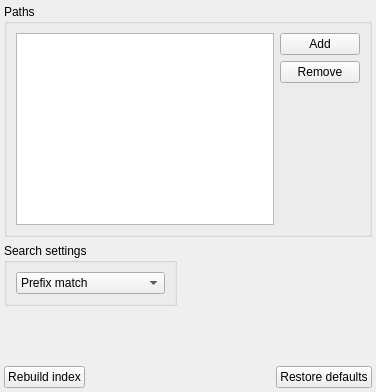
Qt form src/services/appindex/appindexwidget.ui (albertlauncher/albert) before a commit.
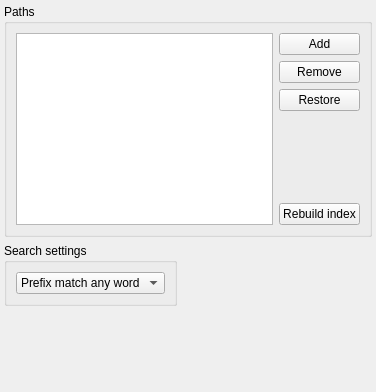
The same form after that commit. Icons and pictures are not drawn.

```diff
--- a/src/services/appindex/appindexwidget.ui
+++ b/src/services/appindex/appindexwidget.ui
@@ -30,7 +30,11 @@
      </property>
      <layout class="QHBoxLayout" name="horizontalLayout_4">
       <item>
-       <widget class="QListWidget" name="lw_paths"/>
+       <widget class="QListWidget" name="lw_paths">
+        <property name="sortingEnabled">
+         <bool>true</bool>
+        </property>
+       </widget>
       </item>
       <item>
        <layout class="QVBoxLayout" name="verticalLayout_4">
@@ -53,6 +57,13 @@
           </property>
          </widget>
         </item>
+        <item>
+         <widget class="QPushButton" name="pb_restoreDefaults">
+          <property name="text">
+           <string>Restore</string>
+          </property>
+         </widget>
+        </item>
         <item>
          <spacer name="verticalSpacer_3">
           <property name="orientation">
@@ -66,6 +77,19 @@
           </property>
          </spacer>
         </item>
+        <item>
+         <widget class="QPushButton" name="pb_rebuildIndex">
+          <property name="sizePolicy">
+           <sizepolicy hsizetype="Fixed" vsizetype="Fixed">
+            <horstretch>0</horstretch>
+            <verstretch>0</verstretch>
+           </sizepolicy>
+          </property>
+          <property name="text">
+           <string>Rebuild index</string>
+          </property>
+         </widget>
+        </item>
        </layout>
       </item>
      </layout>
@@ -81,11 +105,6 @@
        <layout class="QVBoxLayout" name="verticalLayout_2">
         <item>
          <widget class="QComboBox" name="cb_searchType">
-          <item>
-           <property name="text">
-            <string>Prefix match</string>
-           </property>
-          </item>
           <item>
            <property name="text">
             <string>Prefix match any word</string>
@@ -114,6 +133,13 @@
        </property>
       </spacer>
      </item>
+     <item>
+      <widget class="QLabel" name="lbl_info">
+       <property name="text">
+        <string/>
+       </property>
+      </widget>
+     </item>
     </layout>
    </item>
    <item>
@@ -129,50 +155,6 @@
      </property>
     </spacer>
    </item>
-   <item>
-    <layout class="QHBoxLayout" name="horizontalLayout_3">
-     <item>
-      <widget class="QPushButton" name="pb_rebuildIndex">
-       <property name="sizePolicy">
-        <sizepolicy hsizetype="Fixed" vsizetype="Fixed">
-         <horstretch>0</horstretch>
-         <verstretch>0</verstretch>
-        </sizepolicy>
-       </property>
-       <property name="text">
-        <string>Rebuild index</string>
-       </property>
-      </widget>
-     </item>
-     <item>
-      <widget class="QLabel" name="lbl_info">
-       <property name="text">
-        <string/>
-       </property>
-      </widget>
-     </item>
-     <item>
-      <spacer name="horizontalSpacer_2">
-       <property name="orientation">
-        <enum>Qt::Horizontal</enum>
-       </property>
-       <property name="sizeHint" stdset="0">
-        <size>
-         <width>40</width>
-         <height>20</height>
-        </size>
-       </property>
-      </spacer>
-     </item>
-     <item>
-      <widget class="QPushButton" name="pb_restoreDefaults">
-       <property name="text">
-        <string>Restore defaults</string>
-       </property>
-      </widget>
-     </item>
-    </layout>
-   </item>
   </layout>
  </widget>
  <resources/>
```
